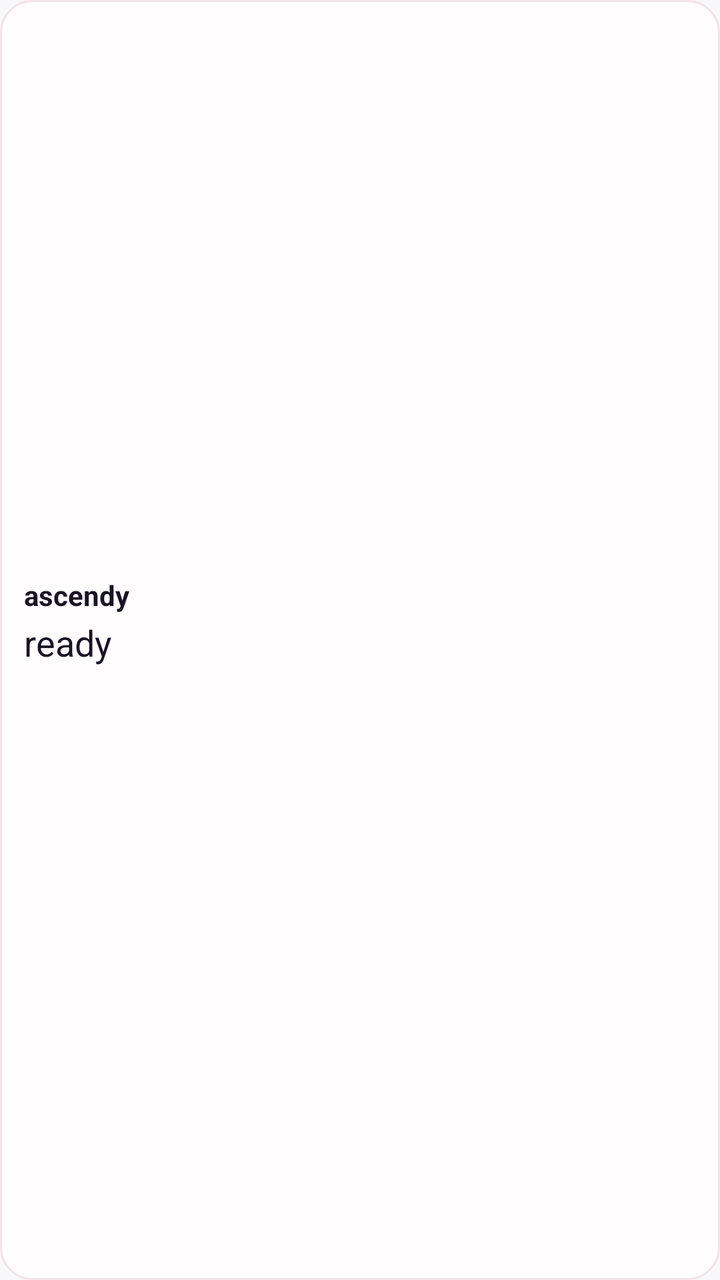
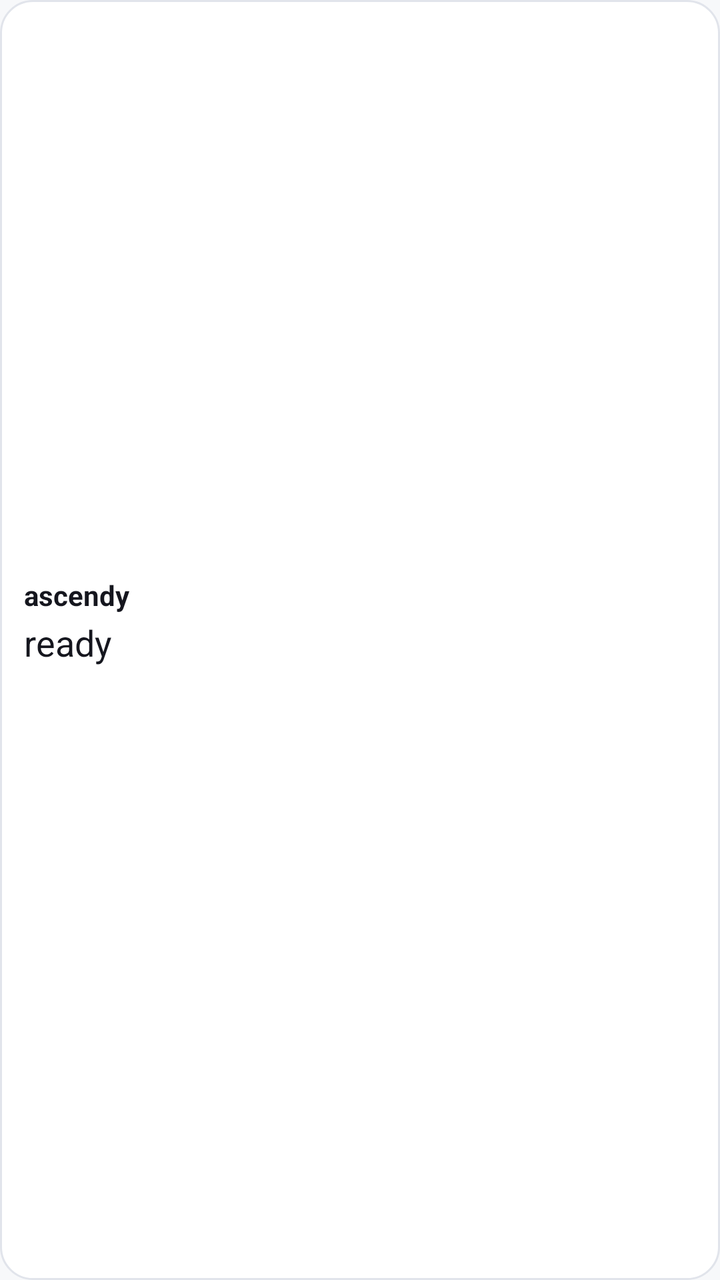

Before-and-after screenshots of an Android layout around one commit, followed by the original layout XML and the change that was made.
<!-- AndroidManifest.xml: application theme Theme.Ascendy -->
<!-- res/layout/widget_layout.xml -->
<?xml version="1.0" encoding="utf-8"?>
<LinearLayout xmlns:android="http://schemas.android.com/apk/res/android"
    android:id="@+id/widget_root"
    android:layout_width="match_parent"
    android:layout_height="match_parent"
    android:orientation="vertical"
    android:padding="12dp"
    android:background="@drawable/widget_background"
    android:gravity="center_vertical">

    <TextView
        android:id="@+id/widget_title"
        android:layout_width="wrap_content"
        android:layout_height="wrap_content"
        android:textStyle="bold"
        android:textSize="14sp"
        android:textColor="#1A1224"
        android:text="ascendy" />

    <TextView
        android:id="@+id/widget_status"
        android:layout_width="wrap_content"
        android:layout_height="wrap_content"
        android:textSize="18sp"
        android:textColor="#1A1224"
        android:layout_marginTop="2dp"
        android:text="ready" />

    <TextView
        android:id="@+id/widget_streak"
        android:layout_width="wrap_content"
        android:layout_height="wrap_content"
        android:textSize="12sp"
        android:textColor="#7A6E80"
        android:layout_marginTop="2dp"
        android:text="" />

</LinearLayout>
<!-- resources referenced by this layout -->
<resources>
  <!-- drawable widget_background (drawable) -->
  <?xml version="1.0" encoding="utf-8"?>
  <shape xmlns:android="http://schemas.android.com/apk/res/android"
      android:shape="rectangle">
      <solid android:color="#FFFDFE" />
      <corners android:radius="16dp" />
      <stroke android:width="1dp" android:color="#F5E1E8" />
  </shape>
  <style name="Theme.Ascendy" parent="android:Theme.Material.Light.NoActionBar">
          <item name="android:windowBackground">@color/cream</item>
          <item name="android:statusBarColor">@android:color/transparent</item>
          <item name="android:windowLightStatusBar">true</item>
          <item name="android:navigationBarColor">@color/cream</item>
          <item name="android:windowLightNavigationBar">true</item>
      </style>
  <color name="cream">#F7F8FA</color>
</resources>

<!-- the commit's change to res/layout/widget_layout.xml (unified diff, before → after) -->
@@ -14,7 +14,7 @@
         android:layout_height="wrap_content"
         android:textStyle="bold"
         android:textSize="14sp"
-        android:textColor="#1A1224"
+        android:textColor="@color/widget_text"
         android:text="ascendy" />
 
     <TextView
@@ -22,7 +22,7 @@
         android:layout_width="wrap_content"
         android:layout_height="wrap_content"
         android:textSize="18sp"
-        android:textColor="#1A1224"
+        android:textColor="@color/widget_text"
         android:layout_marginTop="2dp"
         android:text="ready" />
 
@@ -31,7 +31,7 @@
         android:layout_width="wrap_content"
         android:layout_height="wrap_content"
         android:textSize="12sp"
-        android:textColor="#7A6E80"
+        android:textColor="@color/widget_muted"
         android:layout_marginTop="2dp"
         android:text="" />
 
<!-- resource entries referenced after the edit -->
@@ -1,12 +1,14 @@
 <!-- resources referenced by this layout -->
 <resources>
+  <color name="widget_muted">#5C6070</color>
+  <color name="widget_text">#15161E</color>
   <!-- drawable widget_background (drawable) -->
   <?xml version="1.0" encoding="utf-8"?>
   <shape xmlns:android="http://schemas.android.com/apk/res/android"
       android:shape="rectangle">
-      <solid android:color="#FFFDFE" />
+      <solid android:color="@color/widget_bg" />
       <corners android:radius="16dp" />
-      <stroke android:width="1dp" android:color="#F5E1E8" />
+      <stroke android:width="1dp" android:color="@color/widget_stroke" />
   </shape>
   <style name="Theme.Ascendy" parent="android:Theme.Material.Light.NoActionBar">
           <item name="android:windowBackground">@color/cream</item>
@@ -15,6 +17,8 @@
           <item name="android:navigationBarColor">@color/cream</item>
           <item name="android:windowLightNavigationBar">true</item>
       </style>
+  <color name="widget_bg">#FFFFFF</color>
+  <color name="widget_stroke">#E1E4EB</color>
   <color name="cream">#F7F8FA</color>
 </resources>
 
